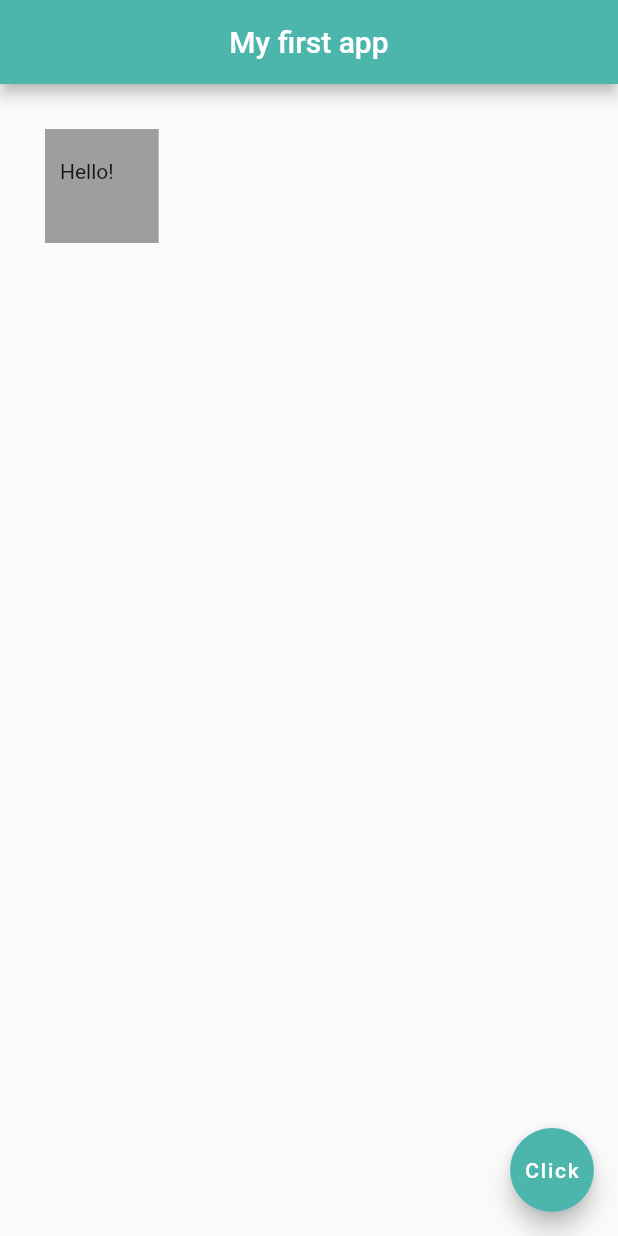
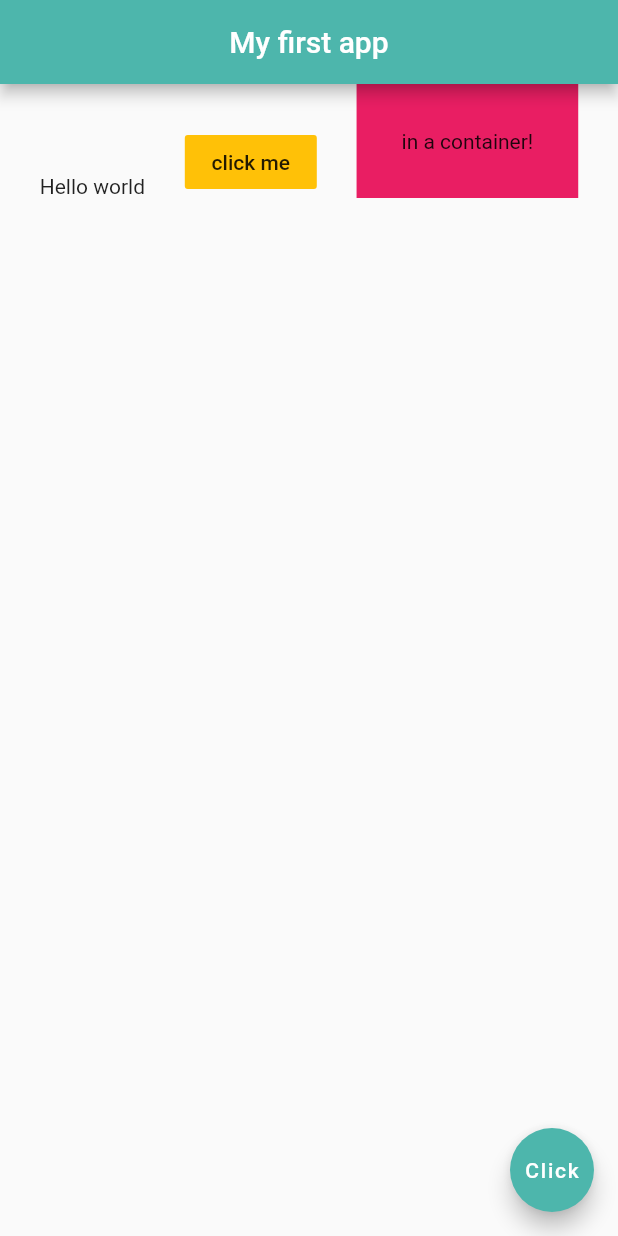
Before and after one commit to tylerwools79/learningFlutter, a Flutter app: the screen it shows after launch, on a phone screen of 412 x 824 dp. Run offline on Flutter 3.47's test engine with Material 2 defaults, Android fonts, the phone set to English and light mode, and no system bars.

Commit message:
Rows demo!

```diff
--- a/lib/main.dart
+++ b/lib/main.dart
@@ -15,7 +15,23 @@ class Home extends StatelessWidget {
         centerTitle: true,
         backgroundColor: Colors.teal[300],
       ),
-      body: Container( //if all you're doing is padding one widget and not using margin at all you can use a Padding() widget.
+      body: Row(
+        mainAxisAlignment: MainAxisAlignment.spaceEvenly,
+        crossAxisAlignment: CrossAxisAlignment.end,
+        children: <Widget>[
+          Text('Hello world'),
+          FlatButton(onPressed: (){},
+              child: Text('click me'),
+            color: Colors.amber,
+          ),
+          Container(
+            color: Colors.pink,
+            padding: EdgeInsets.all(30.0),
+            child: Text('in a container!'),
+          )
+        ],
+      ),
+      /*Container( //if all you're doing is padding one widget and not using margin at all you can use a Padding() widget.
         //margin is outside space
         //padding is inside space
         padding: EdgeInsets.fromLTRB(10.0, 20.0, 30.0, 40.0),//EdgeInsets.symmetric(horizontal: 30.0, vertical: 10.0), //EdgeInsets.all(20.0),
@@ -23,20 +39,20 @@ class Home extends StatelessWidget {
         color: Colors.grey,
         child: Text('Hello!'),
 
-        /*child: IconButton(
+        *//*child: IconButton(
           onPressed: () {
             print('You clicked @');
           },
           icon: Icon(Icons.alternate_email),
           color: Colors.pink
-        )*/
-        /*child: RaisedButton(
+        )*//*
+        *//*child: RaisedButton(
           onPressed: (){
             print('you clicked me');
           },
           child: Text('Hello')
-        ),*/
-/*        child: Text(
+        ),*//*
+*//*        child: Text(
           'Hello World!',
           style: TextStyle(
             fontSize: 20.0,
@@ -45,16 +61,16 @@ class Home extends StatelessWidget {
             color: Colors.grey,
             //fontFamily: 'Akaya',
           ),
-        ),*/
+        ),*//*
         //child: Image.asset('assets/default.jpg'),
         //image.network('') //this is how to do stuff
-        /*child: Icon(
+        *//*child: Icon(
           Icons.airport_shuttle,
           color: Colors.blue,
           size: 50.0,
-        ),*/
+        ),*//*
 
-      ),
+      ),*/
       floatingActionButton: FloatingActionButton(
         onPressed: () {},
         child: Text('Click'),
```
